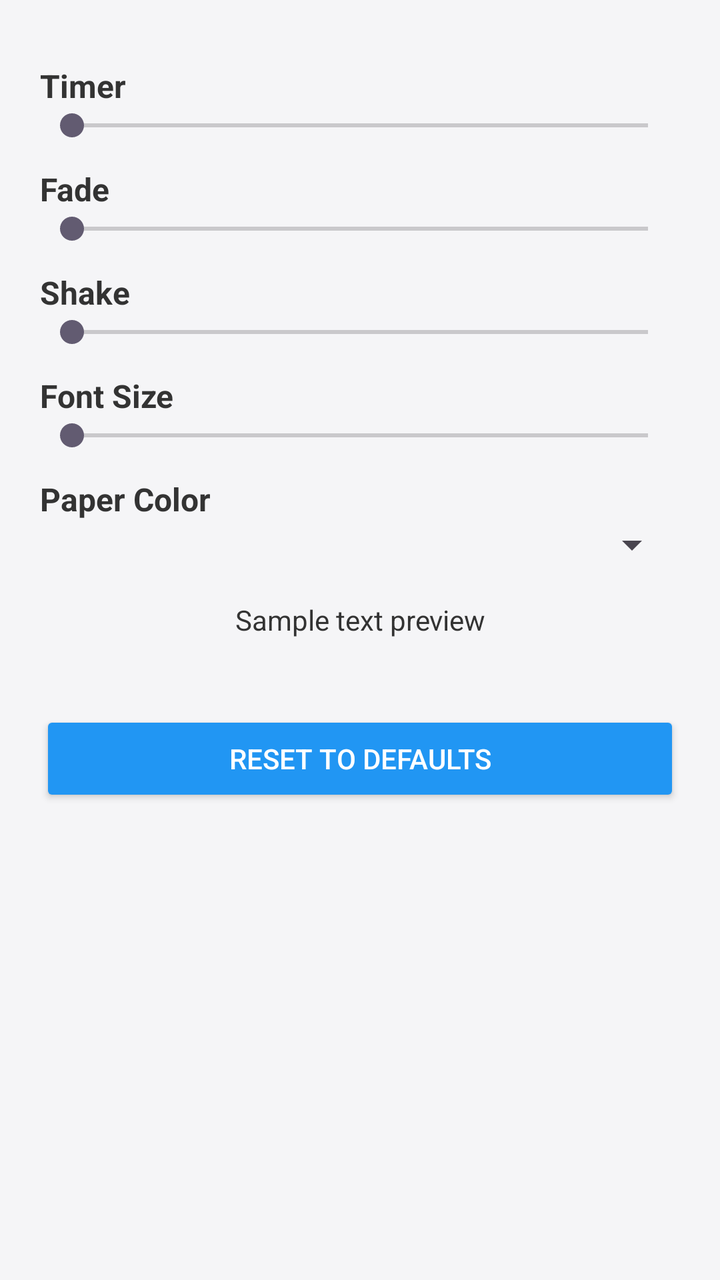
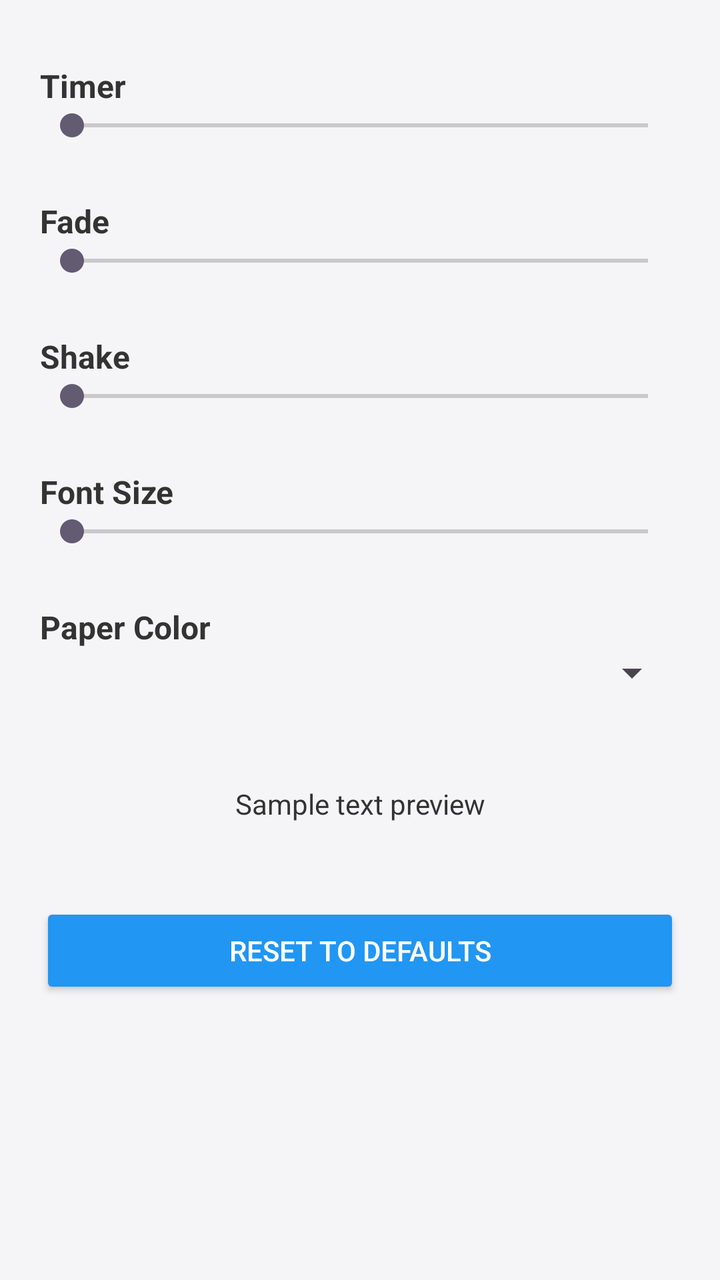

An Android layout rendered at two revisions. The XML below is the earlier revision; the diff shows what the commit changed to produce the second picture.
<!-- AndroidManifest.xml: application theme Theme.LODIBOOKREADER -->
<!-- res/layout/activity_settings.xml -->
<?xml version="1.0" encoding="utf-8"?>
<ScrollView xmlns:android="http://schemas.android.com/apk/res/android"
    style="@style/AppContainer"
    android:layout_width="match_parent"
    android:layout_height="match_parent">

    <LinearLayout
        android:orientation="vertical"
        android:padding="20dp"
        android:layout_width="match_parent"
        android:layout_height="wrap_content">

        <TextView
            android:text="Timer"
            style="@style/SettingsLabel"/>
        <SeekBar
            android:id="@+id/seekTimer"
            android:max="120"
            style="@style/SettingsSeekBar"/>

        <TextView
            android:text="Fade"
            style="@style/SettingsLabel"/>
        <SeekBar
            android:id="@+id/seekFade"
            android:max="60"
            style="@style/SettingsSeekBar"/>

        <TextView
            android:text="Shake"
            style="@style/SettingsLabel"/>
        <SeekBar
            android:id="@+id/seekShake"
            android:max="30"
            style="@style/SettingsSeekBar"/>

        <TextView
            android:text="Font Size"
            style="@style/SettingsLabel"/>
        <SeekBar
            android:id="@+id/seekFont"
            android:max="40"
            style="@style/SettingsSeekBar"/>

        <TextView
            android:text="Paper Color"
            style="@style/SettingsLabel"/>
        <Spinner
            android:id="@+id/colorSpinner"
            android:layout_width="match_parent"
            android:layout_height="wrap_content"/>

        <TextView
            android:id="@+id/previewText"
            android:text="Sample text preview"
            android:textColor="@color/primaryText"
            android:padding="16dp"
            android:gravity="center"
            android:layout_width="match_parent"
            android:layout_height="wrap_content"/>

        <Button
            android:id="@+id/resetBtn"
            android:text="Reset to Defaults"
            style="@style/PrimaryButton"
            android:layout_width="match_parent"
            android:layout_height="wrap_content"
            android:layout_marginTop="20dp"/>

    </LinearLayout>
</ScrollView>
<!-- resources referenced by this layout -->
<resources>
  <color name="primaryText">#333333</color>
  <style name="AppContainer">
          <item name="android:background">@color/appBackground</item>
      </style>
  <style name="PrimaryButton">
          <item name="android:textColor">@color/white</item>
          <item name="android:backgroundTint">@color/rewindButtonColor</item>
          <item name="android:padding">12dp</item>
      </style>
  <style name="SettingsLabel">
          <item name="android:layout_width">wrap_content</item>
          <item name="android:layout_height">wrap_content</item>
          <item name="android:textSize">16sp</item>
          <item name="android:textStyle">bold</item>
          <item name="android:textColor">@color/primaryText</item>
          <item name="android:paddingTop">12dp</item>
      </style>
  <style name="SettingsSeekBar">
          <item name="android:layout_width">match_parent</item>
          <item name="android:layout_height">wrap_content</item>
      </style>
  <style name="Theme.LODIBOOKREADER" parent="Base.Theme.LODIBOOKREADER" />
  <color name="appBackground">#F5F5F7</color>
  <color name="white">#FFFFFFFF</color>
  <color name="rewindButtonColor">#2196F3</color>
  <style name="Base.Theme.LODIBOOKREADER" parent="Theme.Material3.DayNight.NoActionBar">
          
          
      </style>
</resources>

<!-- the commit's change to res/layout/activity_settings.xml (unified diff, before → after) -->
@@ -10,7 +10,9 @@
         android:layout_width="match_parent"
         android:layout_height="wrap_content">
 
+        
         <TextView
+            android:id="@+id/timerLabel"
             android:text="Timer"
             style="@style/SettingsLabel"/>
         <SeekBar
@@ -18,7 +20,9 @@
             android:max="120"
             style="@style/SettingsSeekBar"/>
 
+        
         <TextView
+            android:id="@+id/fadeLabel"
             android:text="Fade"
             style="@style/SettingsLabel"/>
         <SeekBar
@@ -26,7 +30,9 @@
             android:max="60"
             style="@style/SettingsSeekBar"/>
 
+        
         <TextView
+            android:id="@+id/shakeLabel"
             android:text="Shake"
             style="@style/SettingsLabel"/>
         <SeekBar
@@ -34,7 +40,9 @@
             android:max="30"
             style="@style/SettingsSeekBar"/>
 
+        
         <TextView
+            android:id="@+id/fontLabel"
             android:text="Font Size"
             style="@style/SettingsLabel"/>
         <SeekBar
@@ -42,30 +50,37 @@
             android:max="40"
             style="@style/SettingsSeekBar"/>
 
+        
         <TextView
+            android:id="@+id/colorLabel"
             android:text="Paper Color"
             style="@style/SettingsLabel"/>
         <Spinner
             android:id="@+id/colorSpinner"
             android:layout_width="match_parent"
-            android:layout_height="wrap_content"/>
+            android:layout_height="wrap_content"
+            android:layout_marginBottom="16dp"/>
 
+        
         <TextView
             android:id="@+id/previewText"
             android:text="Sample text preview"
             android:textColor="@color/primaryText"
             android:padding="16dp"
             android:gravity="center"
+            android:layout_marginTop="12dp"
+            android:layout_marginBottom="16dp"
             android:layout_width="match_parent"
             android:layout_height="wrap_content"/>
 
+        
         <Button
             android:id="@+id/resetBtn"
             android:text="Reset to Defaults"
             style="@style/PrimaryButton"
             android:layout_width="match_parent"
             android:layout_height="wrap_content"
-            android:layout_marginTop="20dp"/>
+            android:layout_marginTop="8dp"/>
 
     </LinearLayout>
 </ScrollView>
<!-- resource entries referenced after the edit -->
@@ -20,6 +20,7 @@
   <style name="SettingsSeekBar">
           <item name="android:layout_width">match_parent</item>
           <item name="android:layout_height">wrap_content</item>
+          <item name="android:layout_marginBottom">16dp</item>
       </style>
   <style name="Theme.LODIBOOKREADER" parent="Base.Theme.LODIBOOKREADER" />
   <color name="appBackground">#F5F5F7</color>
